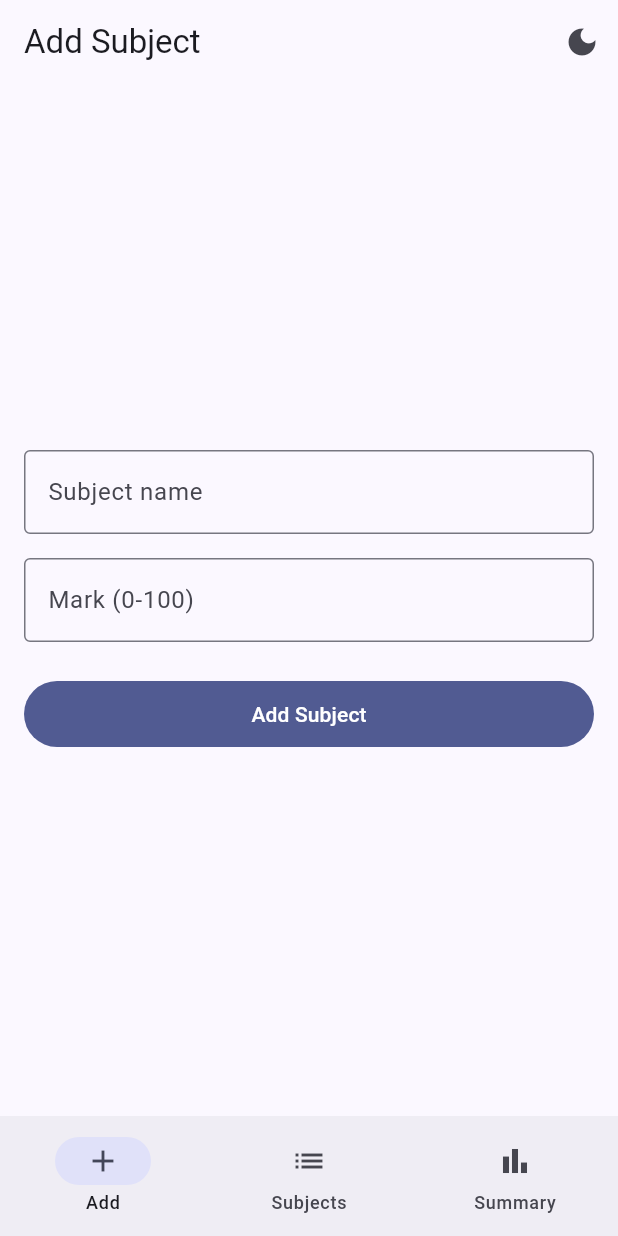
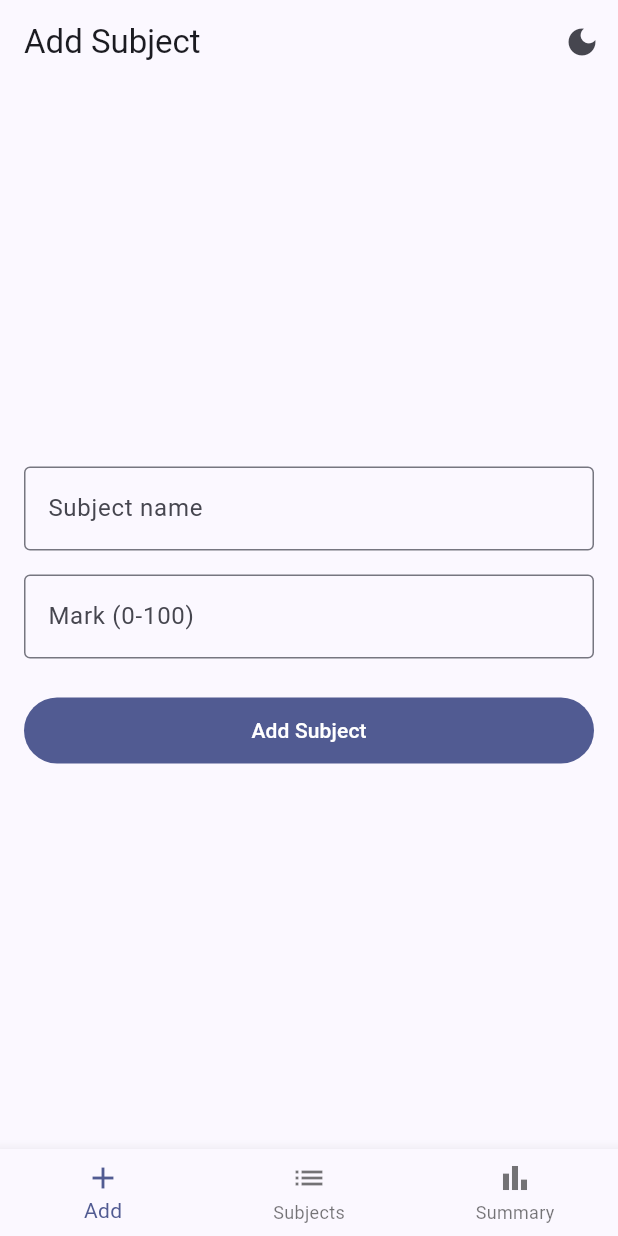
Before and after one commit to rtrajon-dev/GradeMate, a Flutter app: the screen it shows after launch, on a phone screen of 412 x 824 dp. Run offline on Flutter 3.47's test engine with Material 3 defaults, Android fonts, the phone set to English and light mode, and no system bars.

Commit message:
fix: use BottomNavigationBar to match spec

```diff
--- a/lib/screens/home_screen.dart
+++ b/lib/screens/home_screen.dart
@@ -35,14 +35,13 @@ class HomeScreen extends StatelessWidget {
         ],
       ),
       body: _screens[currentIndex],
-      bottomNavigationBar: NavigationBar(
-        selectedIndex: currentIndex,
-        onDestinationSelected: (index) =>
-            context.read<NavigationProvider>().setIndex(index),
-        destinations: const [
-          NavigationDestination(icon: Icon(Icons.add), label: 'Add'),
-          NavigationDestination(icon: Icon(Icons.list), label: 'Subjects'),
-          NavigationDestination(icon: Icon(Icons.bar_chart), label: 'Summary'),
+      bottomNavigationBar: BottomNavigationBar(
+        currentIndex: currentIndex,
+        onTap: (index) => context.read<NavigationProvider>().setIndex(index),
+        items: const [
+          BottomNavigationBarItem(icon: Icon(Icons.add), label: 'Add'),
+          BottomNavigationBarItem(icon: Icon(Icons.list), label: 'Subjects'),
+          BottomNavigationBarItem(icon: Icon(Icons.bar_chart), label: 'Summary'),
         ],
       ),
     );
```
